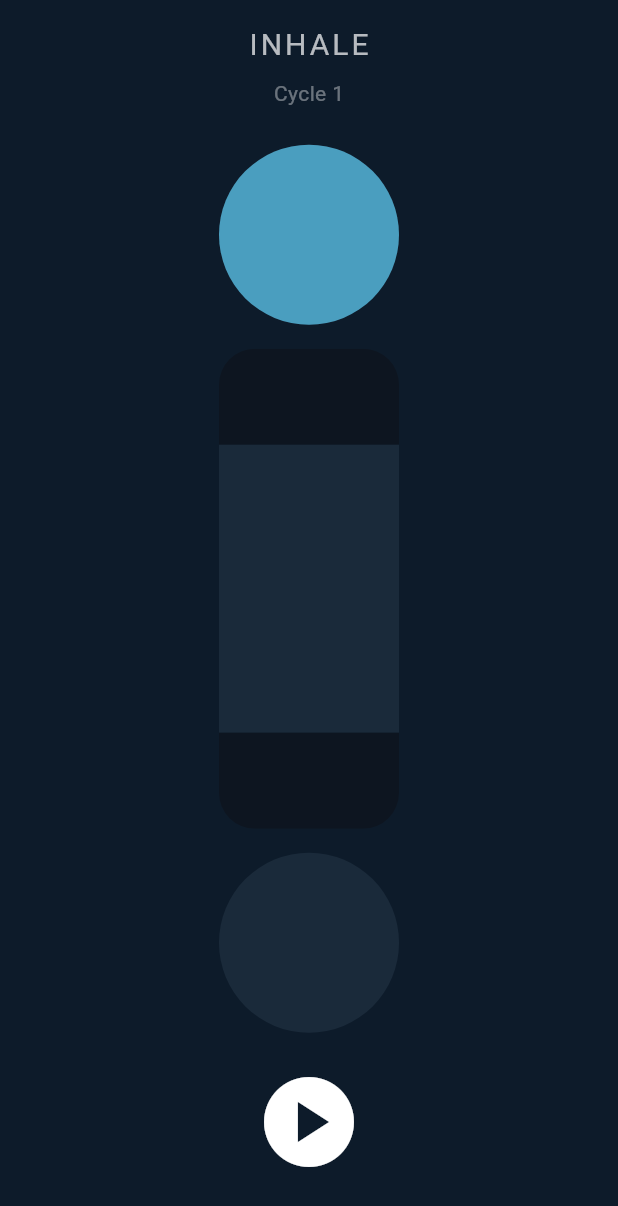
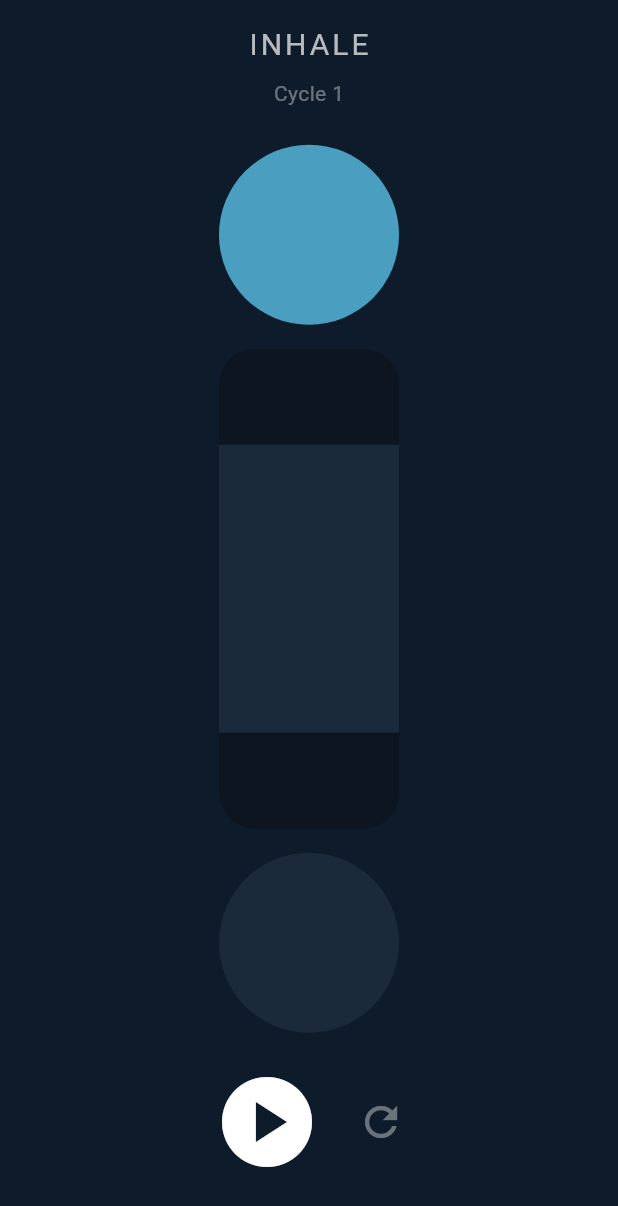
Before and after one commit to casaubon70/breathscape, a Flutter app: the screen it shows after launch, on a phone screen of 412 x 824 dp. Shown: the top 1206 px of the screen. Run offline on Flutter 3.47's test engine with Material 3 defaults, Android fonts, the phone set to English and light mode, and no system bars; our stand-ins replace equatable, flutter_bloc.

Commit message:
feat(controls): Reset-Button neben Play/Pause
ResetPressed setzt Animation auf Initialzustand: idle, inhale, fillLevel 0,
Cycle 1, Ticker gestoppt.

Co-Authored-By: Claude Sonnet 4.6 <noreply@anthropic.com>

```diff
--- a/lib/features/breathing_session/bloc/breathing_event.dart
+++ b/lib/features/breathing_session/bloc/breathing_event.dart
@@ -8,6 +8,8 @@ class PausePressed extends BreathingEvent {}
 
 class PhaseCompleted extends BreathingEvent {}
 
+class ResetPressed extends BreathingEvent {}
+
 /// Internes Event – wird ausschließlich vom Ticker im BreathingBloc gefeuert.
 class BreathingTickUpdated extends BreathingEvent {
   const BreathingTickUpdated(this.delta);
--- a/lib/features/breathing_session/presentation/breathing_session_page.dart
+++ b/lib/features/breathing_session/presentation/breathing_session_page.dart
@@ -90,6 +90,8 @@ class _BreathingSessionView extends StatelessWidget {
                         context.read<BreathingBloc>().add(PlayPressed()),
                     onPause: () =>
                         context.read<BreathingBloc>().add(PausePressed()),
+                    onReset: () =>
+                        context.read<BreathingBloc>().add(ResetPressed()),
                   ),
                 );
               },
--- a/lib/features/breathing_session/presentation/widgets/playback_controls.dart
+++ b/lib/features/breathing_session/presentation/widgets/playback_controls.dart
@@ -7,20 +7,35 @@ class PlaybackControls extends StatelessWidget {
     required this.status,
     required this.onPlay,
     required this.onPause,
+    required this.onReset,
   });
 
   final SessionStatus status;
   final VoidCallback onPlay;
   final VoidCallback onPause;
+  final VoidCallback onReset;
 
   @override
   Widget build(BuildContext context) {
     final isPlaying = status == SessionStatus.playing;
-    return IconButton(
-      iconSize: 72,
-      color: Colors.white,
-      icon: Icon(isPlaying ? Icons.pause_circle : Icons.play_circle),
-      onPressed: isPlaying ? onPause : onPlay,
+    return Row(
+      mainAxisSize: MainAxisSize.min,
+      crossAxisAlignment: CrossAxisAlignment.center,
+      children: [
+        IconButton(
+          iconSize: 72,
+          color: Colors.white,
+          icon: Icon(isPlaying ? Icons.pause_circle : Icons.play_circle),
+          onPressed: isPlaying ? onPause : onPlay,
+        ),
+        const SizedBox(width: 8),
+        IconButton(
+          iconSize: 32,
+          color: Colors.white38,
+          icon: const Icon(Icons.refresh),
+          onPressed: onReset,
+        ),
+      ],
     );
   }
 }
```
Also changed, not shown: lib/features/breathing_session/bloc/breathing_bloc.dart (+9 -0 lines), 1 other file.
